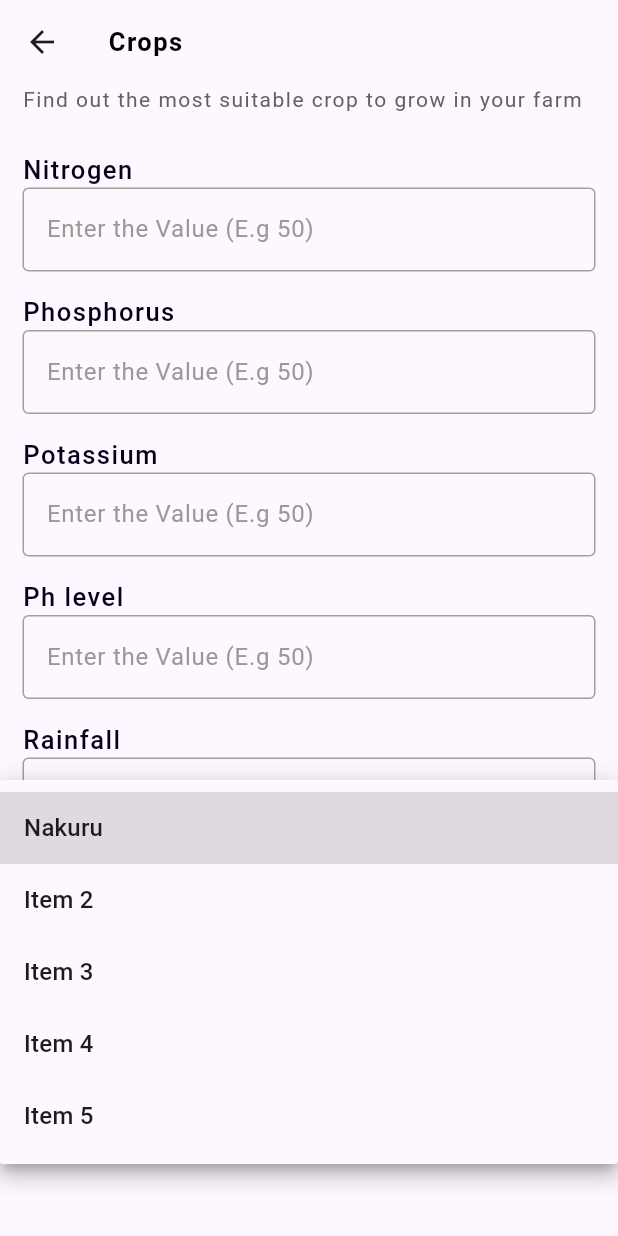
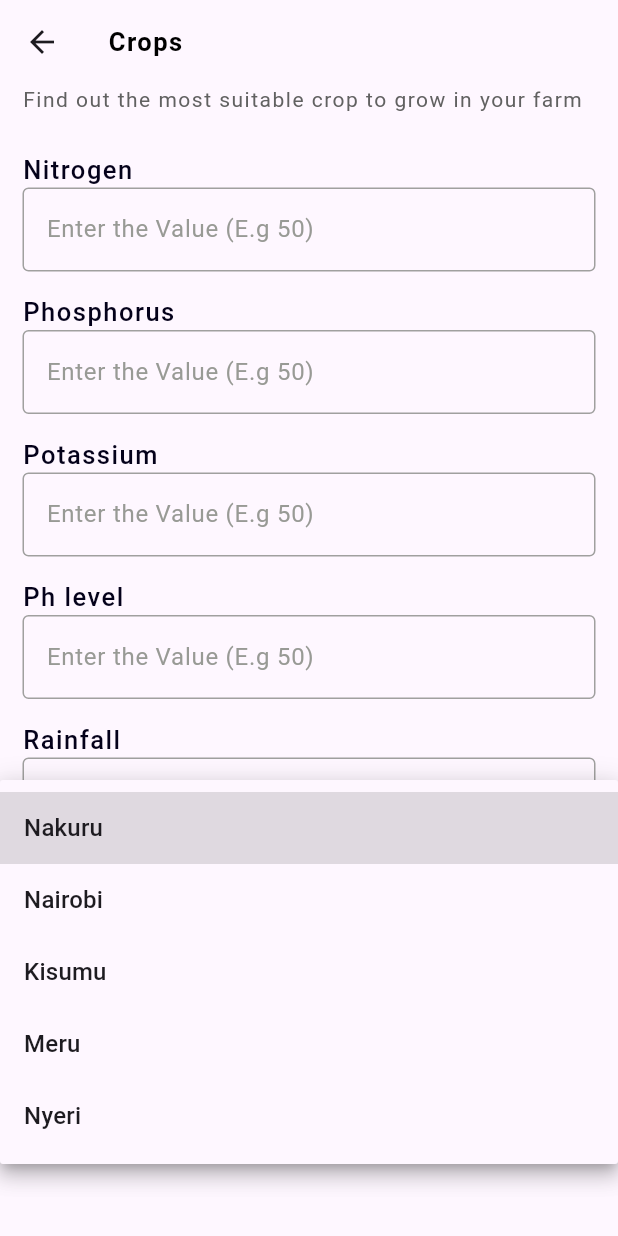
Before and after one commit to ShadrackOngera/agro-ai, a Flutter app: the CropsScreen screen opened directly, after a tap on "Select Country", on a phone screen of 412 x 824 dp. Run offline on Flutter 3.47's test engine with Material 3 defaults, Android fonts, the phone set to English and light mode, and no system bars; our stand-ins replace get.

Commit message:
list of states

```diff
--- a/lib/screens/crops_screen.dart
+++ b/lib/screens/crops_screen.dart
@@ -19,10 +19,10 @@ class _CropsScreenState extends State<CropsScreen> {
   String dropdownvalue = 'Nakuru ';
   var cities = [
     'Nakuru',
-    'Item 2',
-    'Item 3',
-    'Item 4',
-    'Item 5',
+    'Nairobi',
+    'Kisumu',
+    'Meru',
+    'Nyeri',
   ];
   @override
   Widget build(BuildContext context) {
```
